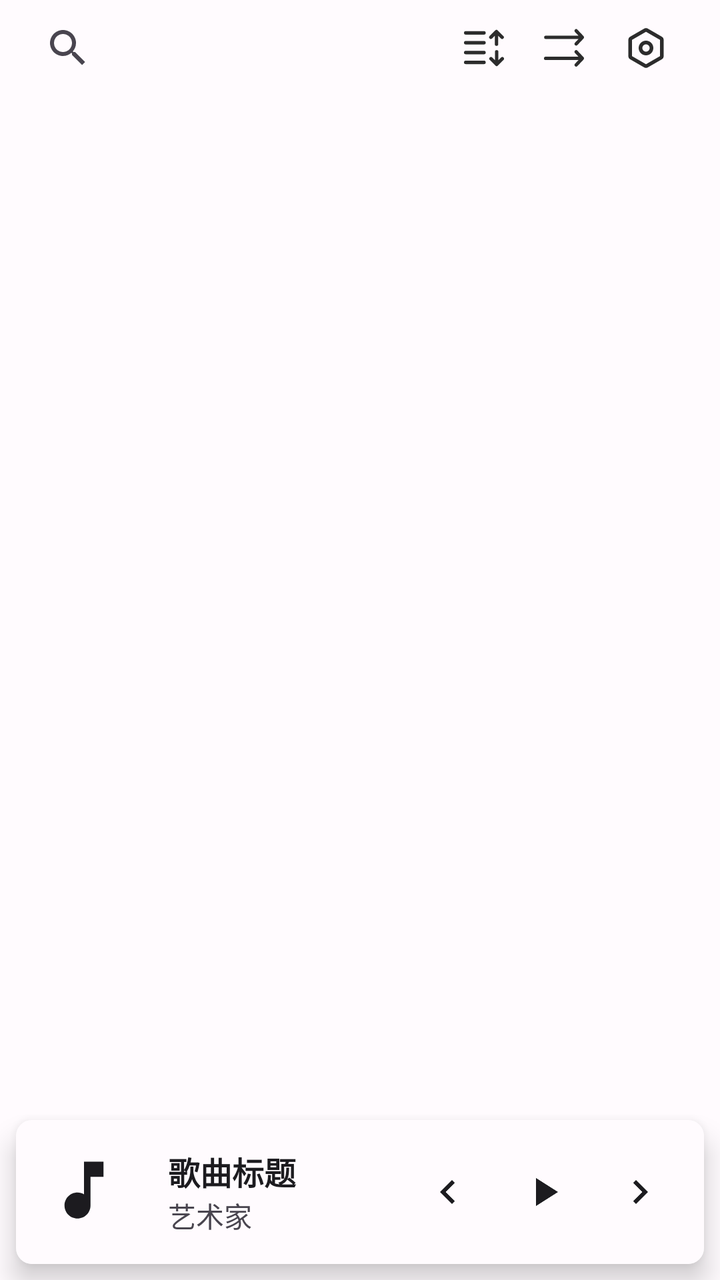
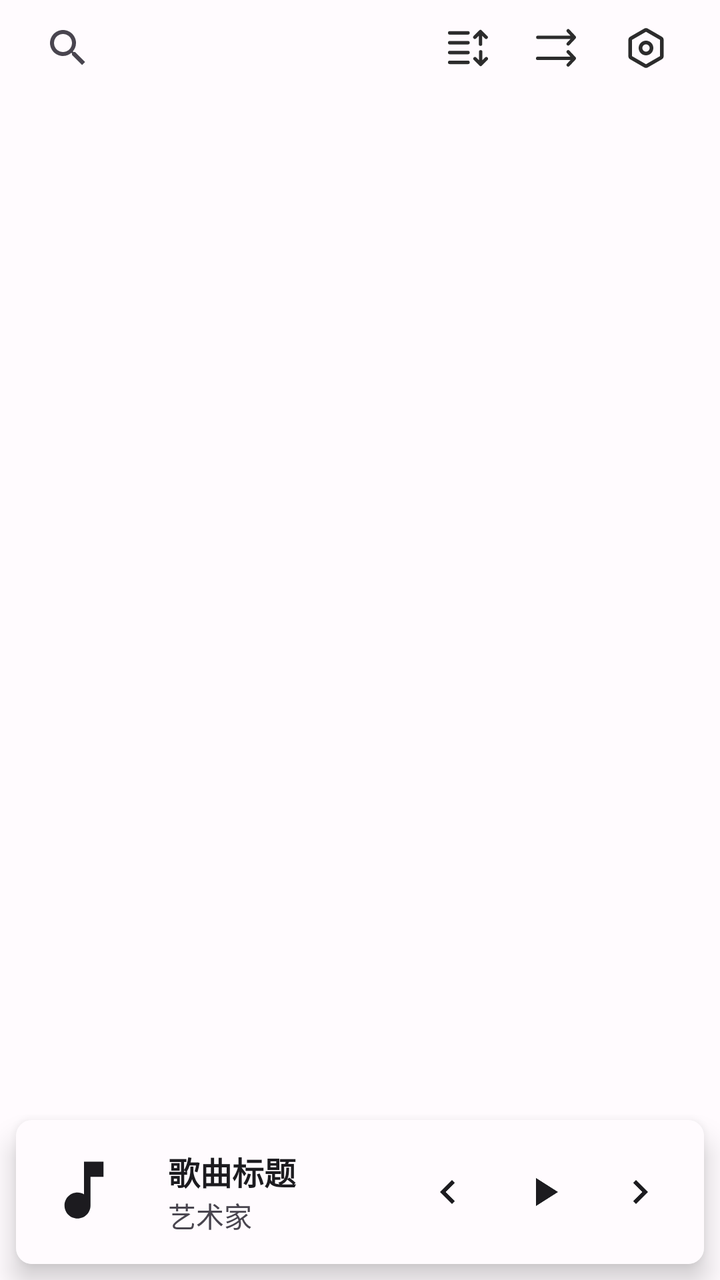

Before-and-after screenshots of an Android layout around one commit, followed by the original layout XML and the change that was made.
<!-- AndroidManifest.xml: activity theme Theme.UnicornPlayer -->
<!-- res/layout/activity_main.xml -->
<?xml version="1.0" encoding="utf-8"?>
<androidx.constraintlayout.widget.ConstraintLayout xmlns:android="http://schemas.android.com/apk/res/android"
    xmlns:app="http://schemas.android.com/apk/res-auto"
    xmlns:tools="http://schemas.android.com/tools"
    android:layout_width="match_parent"
    android:layout_height="match_parent"
    android:background="@color/background">

    <androidx.appcompat.widget.SearchView
        android:id="@+id/searchView"
        android:layout_width="0dp"
        android:layout_height="24dp"
        android:layout_marginStart="10dp"
        android:layout_marginTop="12dp"
        android:layout_marginEnd="10dp"
        android:layout_marginBottom="12dp"
        android:queryHint="搜索音乐..."
        android:theme="@style/searchStyle"
        app:layout_constraintEnd_toEndOf="parent"
        app:layout_constraintStart_toStartOf="parent"
        app:layout_constraintTop_toTopOf="parent" />

    <LinearLayout
        android:id="@+id/actionButtonsLayout"
        android:layout_width="wrap_content"
        android:layout_height="wrap_content"
        android:layout_marginEnd="16dp"
        android:gravity="center_vertical"
        android:orientation="horizontal"
        app:layout_constraintBottom_toBottomOf="@+id/searchView"
        app:layout_constraintEnd_toEndOf="@+id/searchView"
        app:layout_constraintTop_toTopOf="@+id/searchView">

        <ImageView
            android:id="@+id/ivSort"
            android:layout_width="wrap_content"
            android:layout_height="wrap_content"
            android:layout_marginEnd="20dp"
            android:src="@drawable/ic_sort"
            tools:ignore="ContentDescription" />

        <ImageView
            android:id="@+id/ivLoop"
            android:layout_width="wrap_content"
            android:layout_height="wrap_content"
            android:layout_marginEnd="20dp"
            android:src="@drawable/ic_sequence"
            tools:ignore="ContentDescription" />

        <ImageView
            android:id="@+id/ivSetting"
            android:layout_width="wrap_content"
            android:layout_height="wrap_content"
            android:src="@drawable/ic_setting"
            tools:ignore="ContentDescription" />
    </LinearLayout>

    
    <com.google.android.material.tabs.TabLayout
        android:id="@+id/tabLayout"
        android:layout_width="0dp"
        android:layout_height="wrap_content"
        android:background="@color/surface"
        app:layout_constraintEnd_toEndOf="parent"
        app:layout_constraintStart_toStartOf="parent"
        app:layout_constraintTop_toBottomOf="@+id/searchView"
        app:tabIndicatorColor="@color/primary"
        app:tabIndicatorFullWidth="false"
        app:tabMode="fixed"
        app:tabSelectedTextColor="@color/primary"
        app:tabTextAppearance="@style/TabLayoutText"
        app:tabTextColor="@color/onSurfaceVariant" />

    
    <androidx.viewpager2.widget.ViewPager2
        android:id="@+id/viewPager"
        android:layout_width="0dp"
        android:layout_height="0dp"
        app:layout_constraintBottom_toTopOf="@+id/bottomPlayer"
        app:layout_constraintEnd_toEndOf="parent"
        app:layout_constraintStart_toStartOf="parent"
        app:layout_constraintTop_toBottomOf="@+id/tabLayout" />

    <include
        android:id="@+id/bottomPlayer"
        layout="@layout/view_bottom_player"
        android:layout_width="0dp"
        android:layout_height="72dp"
        android:layout_margin="8dp"
        app:layout_constraintBottom_toBottomOf="parent"
        app:layout_constraintEnd_toEndOf="parent"
        app:layout_constraintStart_toStartOf="parent" />

</androidx.constraintlayout.widget.ConstraintLayout>
<!-- res/layout/view_bottom_player.xml (included above) -->
<?xml version="1.0" encoding="utf-8"?>
<androidx.cardview.widget.CardView xmlns:android="http://schemas.android.com/apk/res/android"
    xmlns:app="http://schemas.android.com/apk/res-auto"
    xmlns:tools="http://schemas.android.com/tools"
    android:id="@+id/bottomPlayer"
    android:layout_width="0dp"
    android:layout_height="72dp"
    android:layout_margin="8dp"
    app:cardCornerRadius="8dp"
    app:cardElevation="8dp">

    <androidx.constraintlayout.widget.ConstraintLayout
        android:layout_width="match_parent"
        android:layout_height="match_parent"
        android:background="@color/surface"
        android:padding="8dp">

        <ImageView
            android:id="@+id/albumArt"
            android:layout_width="52dp"
            android:layout_height="52dp"
            android:contentDescription="专辑封面"
            android:scaleType="centerCrop"
            android:src="@drawable/ic_music_note"
            app:layout_constraintBottom_toBottomOf="parent"
            app:layout_constraintStart_toStartOf="parent"
            app:layout_constraintTop_toTopOf="parent" />

        <TextView
            android:id="@+id/songTitle"
            android:layout_width="0dp"
            android:layout_height="wrap_content"
            android:layout_marginStart="16dp"
            android:layout_marginEnd="8dp"
            android:ellipsize="marquee"
            android:focusable="true"
            android:focusableInTouchMode="true"
            android:marqueeRepeatLimit="marquee_forever"
            android:maxLines="1"
            android:scrollHorizontally="true"
            android:singleLine="true"
            android:text="歌曲标题"
            android:textColor="@color/onSurface"
            android:textSize="16sp"
            android:textStyle="bold"
            app:layout_constrainedWidth="true"
            app:layout_constraintBottom_toTopOf="@+id/artistName"
            app:layout_constraintEnd_toStartOf="@+id/previousButton"
            app:layout_constraintStart_toEndOf="@+id/albumArt"
            app:layout_constraintTop_toTopOf="parent"
            app:layout_constraintVertical_chainStyle="packed" />

        <TextView
            android:id="@+id/artistName"
            android:layout_width="0dp"
            android:layout_height="wrap_content"
            android:layout_marginStart="16dp"
            android:layout_marginEnd="16dp"
            android:ellipsize="end"
            android:maxLines="1"
            android:text="艺术家"
            android:textColor="@color/onSurfaceVariant"
            android:textSize="14sp"
            app:layout_constraintBottom_toBottomOf="parent"
            app:layout_constraintEnd_toStartOf="@+id/previousButton"
            app:layout_constraintStart_toEndOf="@+id/albumArt"
            app:layout_constraintTop_toBottomOf="@+id/songTitle" />

        <ImageButton
            android:id="@+id/previousButton"
            android:layout_width="48dp"
            android:layout_height="48dp"
            android:background="?attr/selectableItemBackgroundBorderless"
            android:contentDescription="上一首"
            android:src="@drawable/ic_previous"
            app:layout_constraintBottom_toBottomOf="parent"
            app:layout_constraintEnd_toStartOf="@+id/playButton"
            app:layout_constraintTop_toTopOf="parent" />

        <ImageButton
            android:id="@+id/nextButton"
            android:layout_width="48dp"
            android:layout_height="48dp"
            android:background="?attr/selectableItemBackgroundBorderless"
            android:contentDescription="下一首"
            android:src="@drawable/ic_next"
            app:layout_constraintBottom_toBottomOf="parent"
            app:layout_constraintEnd_toEndOf="parent"
            app:layout_constraintTop_toTopOf="parent" />

        <ImageButton
            android:id="@+id/playButton"
            android:layout_width="48dp"
            android:layout_height="48dp"
            android:background="?attr/selectableItemBackgroundBorderless"
            android:contentDescription="播放/暂停"
            android:src="@drawable/ic_play"
            app:layout_constraintBottom_toBottomOf="parent"
            app:layout_constraintEnd_toStartOf="@+id/nextButton"
            app:layout_constraintTop_toTopOf="parent" />

    </androidx.constraintlayout.widget.ConstraintLayout>

</androidx.cardview.widget.CardView>
<!-- resources referenced by this layout -->
<resources>
  <color name="background">#FFFBFE</color>
  <color name="onSurface">#1C1B1F</color>
  <color name="onSurfaceVariant">#49454F</color>
  <color name="primary">#6750A4</color>
  <color name="surface">#FFFBFE</color>
  <!-- drawable ic_music_note (drawable) -->
  <?xml version="1.0" encoding="utf-8"?>
  <vector xmlns:android="http://schemas.android.com/apk/res/android"
      android:width="24dp"
      android:height="24dp"
      android:viewportWidth="24"
      android:viewportHeight="24"
      android:tint="?attr/colorOnSurface">
      <path
          android:fillColor="@android:color/white"
          android:pathData="M12,5v7.55c-0.44,-0.26 -0.95,-0.42 -1.5,-0.42 -1.66,0 -3,1.34 -3,3s1.34,3 3,3 3,-1.34 3,-3V8.5h3V5h-4.5z"/>
  </vector>
  <!-- drawable ic_next (drawable) -->
  <?xml version="1.0" encoding="utf-8"?>
  <vector xmlns:android="http://schemas.android.com/apk/res/android"
      android:width="24dp"
      android:height="24dp"
      android:viewportWidth="24"
      android:viewportHeight="24"
      android:tint="?attr/colorOnSurface">
      <path
          android:fillColor="@android:color/white"
          android:pathData="M10,6L8.59,7.41 13.17,12l-4.58,4.59L10,18l6,-6z"/>
  </vector>
  <!-- drawable ic_play (drawable) -->
  <?xml version="1.0" encoding="utf-8"?>
  <vector xmlns:android="http://schemas.android.com/apk/res/android"
      android:width="24dp"
      android:height="24dp"
      android:viewportWidth="24"
      android:viewportHeight="24"
      android:tint="?attr/colorOnSurface">
      <path
          android:fillColor="@android:color/white"
          android:pathData="M8,5v14l11,-7z"/>
  </vector>
  <!-- drawable ic_previous (drawable) -->
  <?xml version="1.0" encoding="utf-8"?>
  <vector xmlns:android="http://schemas.android.com/apk/res/android"
      android:width="24dp"
      android:height="24dp"
      android:viewportWidth="24"
      android:viewportHeight="24"
      android:tint="?attr/colorOnSurface">
      <path
          android:fillColor="@android:color/white"
          android:pathData="M15.41,7.41L14,6l-6,6 6,6 1.41,-1.41L10.83,12z"/>
  </vector>
  <style name="TabLayoutText" parent="TextAppearance.Design.Tab">
          <item name="android:textSize">16sp</item>
          <item name="textAllCaps">false</item>
      </style>
  <style name="searchStyle">
          <item name="android:textSize">14sp</item>
      </style>
  <color name="icon_color">#ff2c2c2c</color>
  <color name="onPrimary">#FFFFFF</color>
  <color name="primaryContainer">#EADDFF</color>
  <color name="onPrimaryContainer">#21005D</color>
  <color name="secondary">#625B71</color>
  <color name="onSecondary">#FFFFFF</color>
  <color name="secondaryContainer">#E8DEF8</color>
  <color name="onSecondaryContainer">#1D192B</color>
  <color name="tertiary">#7D5260</color>
  <color name="onTertiary">#FFFFFF</color>
  <color name="tertiaryContainer">#FFD8E4</color>
  <color name="onTertiaryContainer">#31111D</color>
  <color name="error">#BA1A1A</color>
  <color name="onError">#FFFFFF</color>
  <color name="errorContainer">#FFDAD6</color>
  <color name="onErrorContainer">#410002</color>
  <color name="onBackground">#1C1B1F</color>
  <color name="surfaceVariant">#E7E0EC</color>
  <color name="outline">#79747E</color>
  <color name="outlineVariant">#CAC4D0</color>
  <!-- unchanged entries left out for length: 4 -->
</resources>

<!-- the commit's change to res/layout/activity_main.xml (unified diff, before → after) -->
@@ -35,7 +35,7 @@
             android:id="@+id/ivSort"
             android:layout_width="wrap_content"
             android:layout_height="wrap_content"
-            android:layout_marginEnd="20dp"
+            android:layout_marginEnd="24dp"
             android:src="@drawable/ic_sort"
             tools:ignore="ContentDescription" />
 
@@ -43,7 +43,7 @@
             android:id="@+id/ivLoop"
             android:layout_width="wrap_content"
             android:layout_height="wrap_content"
-            android:layout_marginEnd="20dp"
+            android:layout_marginEnd="24dp"
             android:src="@drawable/ic_sequence"
             tools:ignore="ContentDescription" />
 
